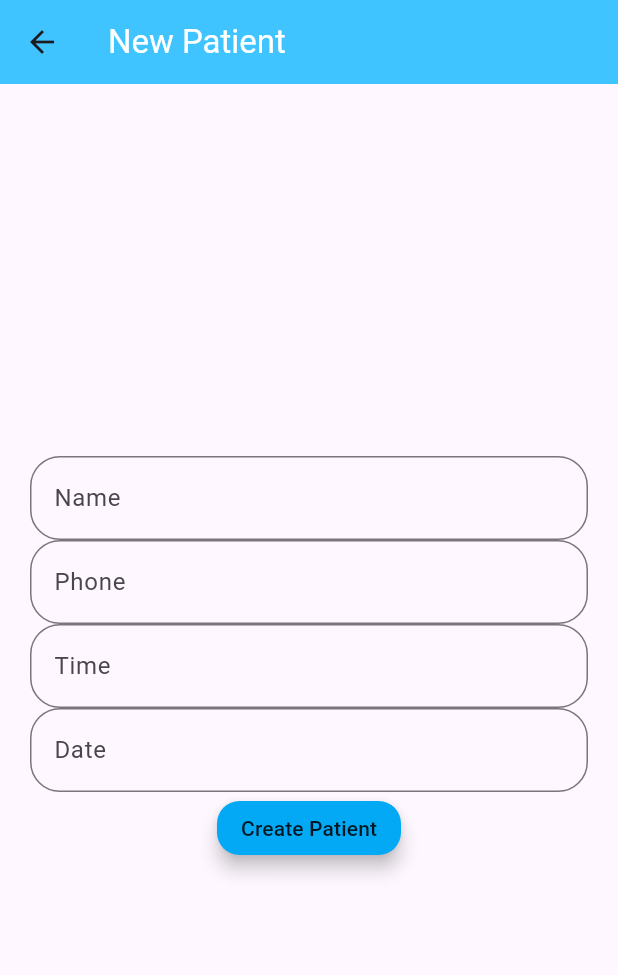
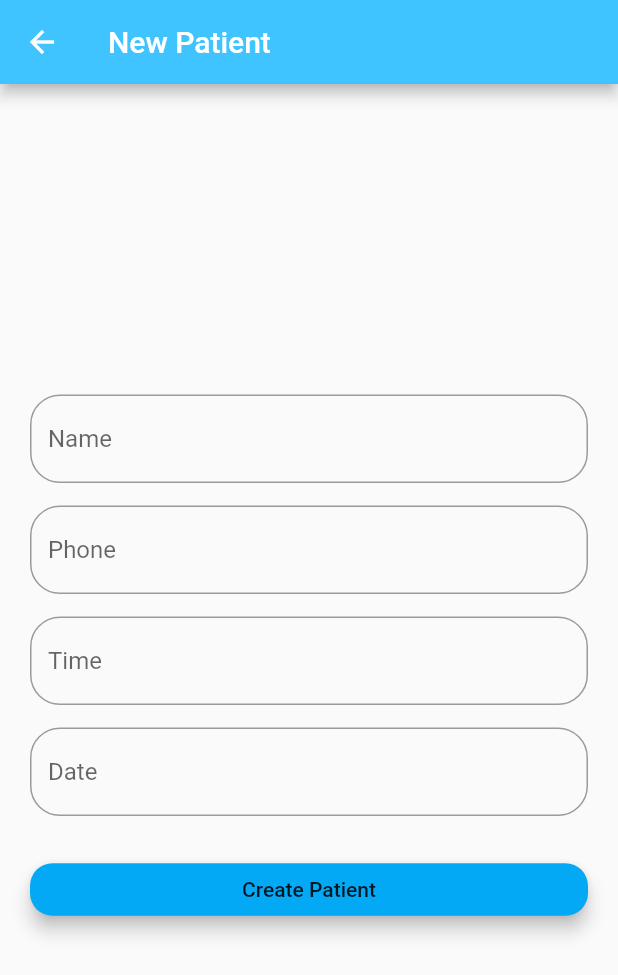
Before and after one commit to AtishayCoder/Clinic-Appointment-App, a Flutter app: the KandarpNew screen opened directly, on a phone screen of 412 x 824 dp. Shown: the top 975 px of the screen. Run offline on Flutter 3.47's test engine with Material 3 defaults, Android fonts, the phone set to English and light mode, and no system bars; our stand-ins replace cloud_firestore, firebase_core; missing offline and left inert: change_case, modal_progress_hud_alt, telephony_sms; accounts and stored records are empty.

Commit message:
Added final touches

```diff
--- a/lib/main.dart
+++ b/lib/main.dart
@@ -14,7 +14,9 @@ void main() async {
       projectId: 'clinic-application-75aab',
     ),
   );
-  runApp(const MaterialApp(home: Appointments()));
+  runApp(
+    MaterialApp(theme: ThemeData(useMaterial3: false), home: Appointments()),
+  );
 }
 
 class Appointments extends StatefulWidget {
@@ -26,7 +28,7 @@ class Appointments extends StatefulWidget {
 
 class _AppointmentsState extends State<Appointments> {
   @override
-  void initState() async {
+  void initState() {
     super.initState();
     WidgetsBinding.instance.addPostFrameCallback((d) async {
       await TelephonySMS().requestPermission();
--- a/lib/screens/kandarp_new.dart
+++ b/lib/screens/kandarp_new.dart
@@ -65,6 +65,7 @@ class _KandarpNewState extends State<KandarpNew> {
                     ),
                   ),
                 ),
+                SizedBox(height: 15),
                 TextField(
                   controller: numberController,
                   onChanged: (value) {
@@ -77,6 +78,7 @@ class _KandarpNewState extends State<KandarpNew> {
                     ),
                   ),
                 ),
+                SizedBox(height: 15),
                 TextField(
                   controller: timeController,
                   onChanged: (value) {
@@ -89,6 +91,7 @@ class _KandarpNewState extends State<KandarpNew> {
                     ),
                   ),
                 ),
+                SizedBox(height: 15),
                 TextField(
                   controller: dateController,
                   onChanged: (value) {
@@ -101,6 +104,7 @@ class _KandarpNewState extends State<KandarpNew> {
                     ),
                   ),
                 ),
+                SizedBox(height: 25),
                 MaterialButton(
                   onPressed: () async {
                     _firestore.collection("kandarp's patients").add({
@@ -128,6 +132,8 @@ class _KandarpNewState extends State<KandarpNew> {
                   },
                   color: Colors.lightBlue,
                   elevation: 5.0,
+                  minWidth: double.infinity,
+                  height: 35,
                   shape: RoundedRectangleBorder(
                     borderRadius: BorderRadius.circular(15.0),
                   ),
```
Also changed, not shown: lib/screens/kandarp_appointments.dart (+13 -10 lines), pubspec.yaml (+1 -68 lines), 7 other files.
